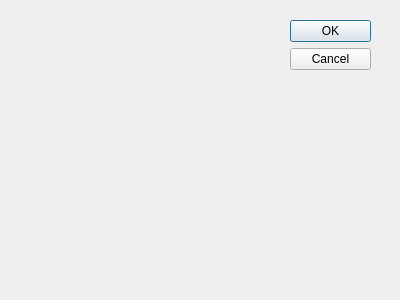
Old version of the form CPUSchedulers/rr_dialog.ui in the repository lameesemad1996/CPUSchedulers.
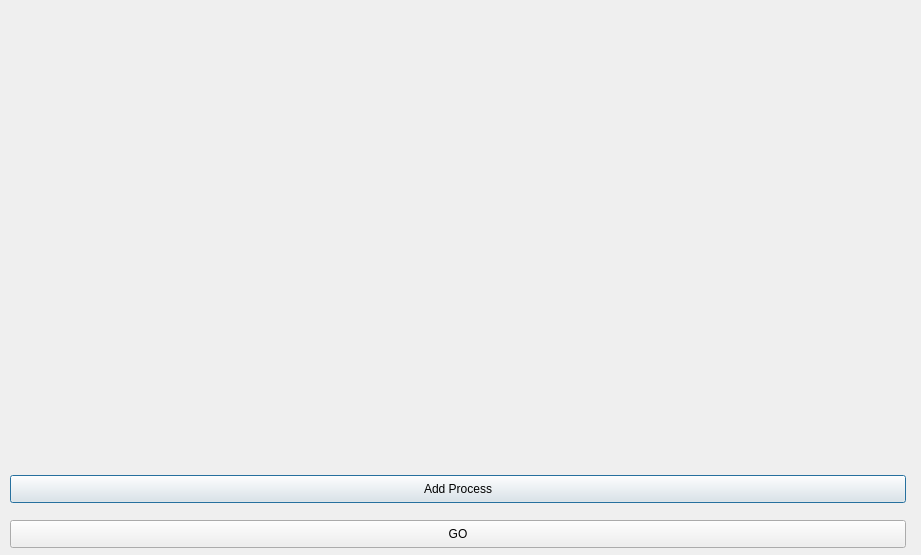
New version of the form.

Diff of the .ui file:
```diff
--- a/CPUSchedulers/rr_dialog.ui
+++ b/CPUSchedulers/rr_dialog.ui
@@ -8,27 +8,60 @@
    <rect>
     <x>0</x>
     <y>0</y>
-    <width>400</width>
-    <height>300</height>
+    <width>921</width>
+    <height>555</height>
    </rect>
   </property>
   <property name="windowTitle">
    <string>Dialog</string>
   </property>
-  <widget name="buttonBox" class="QDialogButtonBox">
+  <widget class="QPushButton" name="pushButton_addProcess">
    <property name="geometry">
     <rect>
-     <x>290</x>
-     <y>20</y>
-     <width>81</width>
-     <height>241</height>
+     <x>10</x>
+     <y>475</y>
+     <width>896</width>
+     <height>28</height>
     </rect>
    </property>
-   <property name="orientation">
-    <enum>Qt::Vertical</enum>
+   <property name="sizePolicy">
+    <sizepolicy hsizetype="Preferred" vsizetype="Fixed">
+     <horstretch>0</horstretch>
+     <verstretch>0</verstretch>
+    </sizepolicy>
    </property>
-   <property name="standardButtons">
-    <set>QDialogButtonBox::Cancel|QDialogButtonBox::Ok</set>
+   <property name="text">
+    <string>Add Process</string>
+   </property>
+  </widget>
+  <widget class="QWidget" name="verticalLayoutWidget_2">
+   <property name="geometry">
+    <rect>
+     <x>10</x>
+     <y>16</y>
+     <width>896</width>
+     <height>452</height>
+    </rect>
+   </property>
+   <layout class="QVBoxLayout" name="verticalLayout_2"/>
+  </widget>
+  <widget class="QPushButton" name="pushButton_Go">
+   <property name="geometry">
+    <rect>
+     <x>10</x>
+     <y>520</y>
+     <width>896</width>
+     <height>28</height>
+    </rect>
+   </property>
+   <property name="sizePolicy">
+    <sizepolicy hsizetype="Preferred" vsizetype="Fixed">
+     <horstretch>0</horstretch>
+     <verstretch>0</verstretch>
+    </sizepolicy>
+   </property>
+   <property name="text">
+    <string>GO</string>
    </property>
   </widget>
  </widget>
```
Left out of the diff: 42 changed lines with no effect on the pictures.
